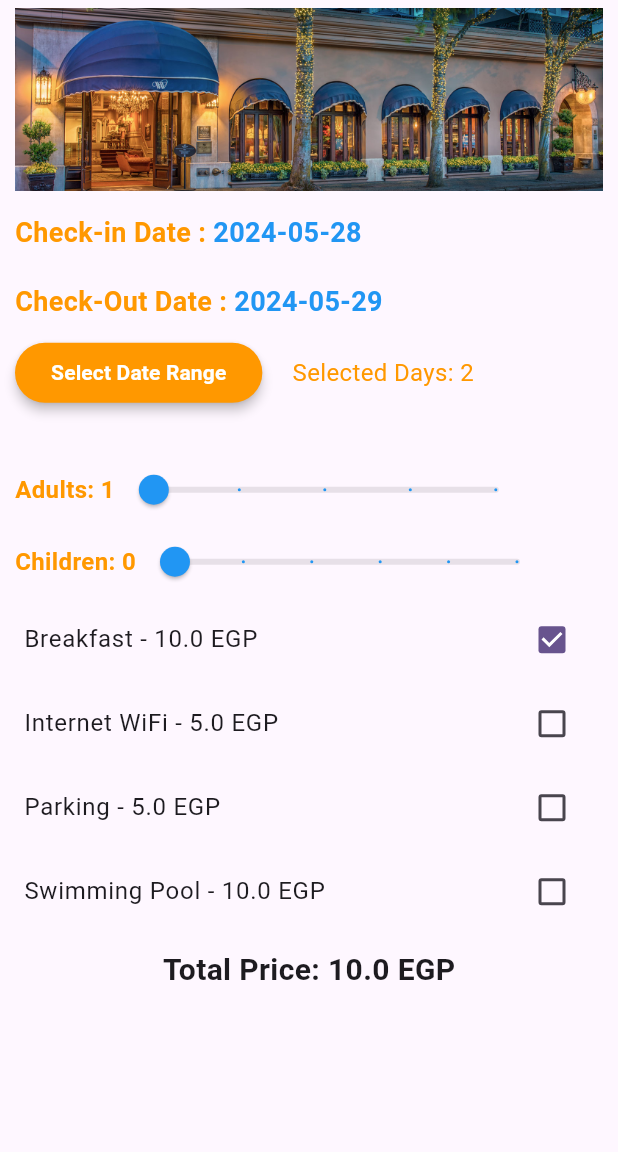
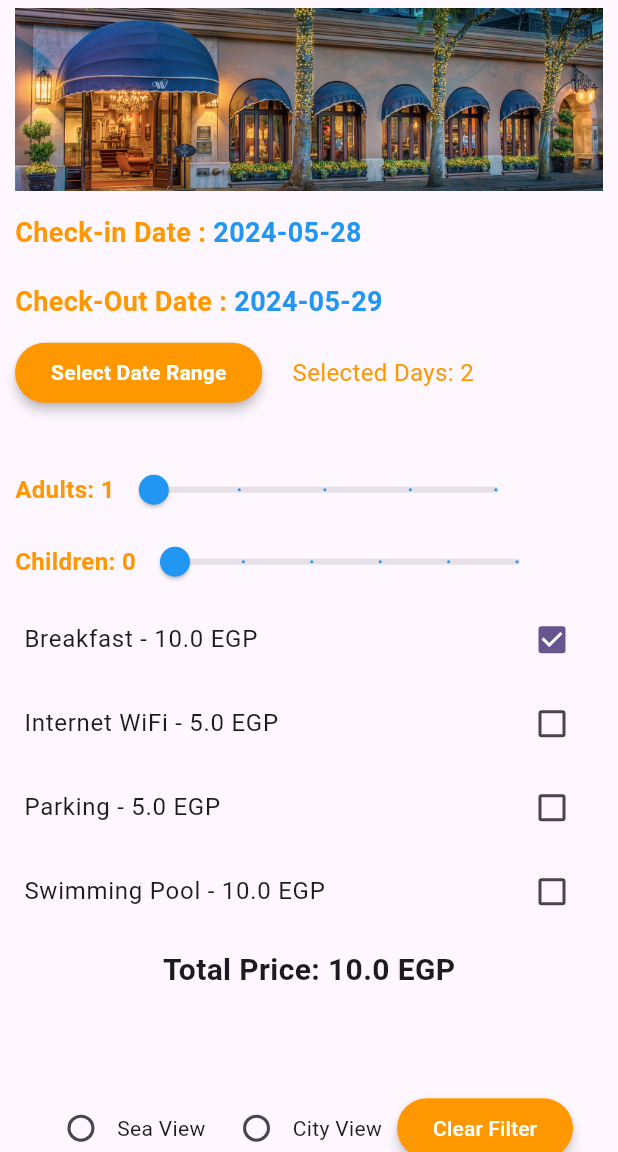
Before and after one commit to NadaMakkawy/task_11, a Flutter app: the screen it shows after launch, after a tap on an icon or button, on a phone screen of 412 x 824 dp, the part 84-1236 px from its top. Run offline on Flutter 3.47's test engine with Material 3 defaults, Android fonts, the phone set to English and light mode, and no system bars.

Commit message:
added radio list for rooms, selected room display, extras checklist

```diff
--- a/lib/extras_checklist_widget.dart
+++ b/lib/extras_checklist_widget.dart
@@ -55,6 +55,7 @@ class _ExtrasChecklistWidgetState extends State<ExtrasChecklistWidget> {
       mainAxisSize: MainAxisSize.min,
       children: [
         ListView.builder(
+          physics: const NeverScrollableScrollPhysics(),
           shrinkWrap: true,
           itemCount: extrasList.length,
           itemBuilder: (context, index) {
@@ -66,9 +67,7 @@ class _ExtrasChecklistWidgetState extends State<ExtrasChecklistWidget> {
               value: item['isSelected'],
               onChanged: (bool? value) {
                 item['isSelected'] = value;
-                setState(
-                  () {},
-                );
+                setState(() {});
               },
             );
           },
--- a/lib/main.dart
+++ b/lib/main.dart
@@ -1,4 +1,6 @@
 import 'package:flutter/material.dart';
+import 'package:task_11/room_list_view_widget.dart';
+import 'package:task_11/view_check_widget.dart';
 
 import 'extras_checklist_widget.dart';
 import 'slide_bar_widget.dart';
@@ -46,18 +48,33 @@ class _HomePageState extends State<HomePage> {
               fontWeight: FontWeight.bold, color: Colors.white, fontSize: 24),
         ),
       ),
-      body: Column(
+      body: Container(
+        height: MediaQuery.of(context).size.height,
+        child: SingleChildScrollView(
+          child: Column(
             children: [
               Container(
-            padding: const EdgeInsets.symmetric(vertical: 5, horizontal: 10),
+                padding:
+                    const EdgeInsets.symmetric(vertical: 5, horizontal: 10),
                 child: Image.asset('assets/entrance.jpg'),
               ),
               const DatePickerWidget(),
               const SlideBarWidget(),
-          Expanded(
+              SizedBox(
+                height: MediaQuery.of(context).size.height * 0.4,
                 child: ExtrasChecklistWidget(),
               ),
+              // SizedBox(
+              //   height: MediaQuery.of(context).size.height * 1,
+              //   child: RoomListView(),
+              // ),
+              SizedBox(
+                height: MediaQuery.of(context).size.height * 1,
+                child: ViewCheckWidget(),
+              ),
             ],
+          ),
+        ),
       ),
     );
   }
--- /dev/null
+++ b/lib/view_check_widget.dart
@@ -0,0 +1,261 @@
+import 'package:flutter/material.dart';
+
+import 'room_model.dart';
+import 'rooms_data.dart';
+
+class ViewCheckWidget extends StatefulWidget {
+  const ViewCheckWidget({super.key});
+
+  @override
+  State<ViewCheckWidget> createState() => _ViewCheckWidgetState();
+}
+
+class _ViewCheckWidgetState extends State<ViewCheckWidget> {
+  List<RoomModel> rooms =
+      roomsData.map((data) => RoomModel.fromJson(data)).toList();
+
+  List<RoomModel> filteredItems = [];
+  List<RoomModel> viewFilteredItems = [];
+
+  String viewFilter = '';
+
+  RoomModel? selectedRoom;
+
+  @override
+  void initState() {
+    super.initState();
+    viewFilteredItems.addAll(rooms);
+  }
+
+  void updateFilteredList() {
+    filteredItems = rooms.where((item) => item.isSelected).toList();
+
+    viewFilteredItems = rooms
+        .where((item) => item.view == viewFilter || viewFilter.isEmpty)
+        .toList();
+
+    setState(() {});
+  }
+
+  @override
+  Widget build(BuildContext context) {
+    return Column(
+      children: [
+        Row(
+          mainAxisAlignment: MainAxisAlignment.center,
+          children: [
+            Row(
+              children: [
+                Radio<String>(
+                  activeColor: Colors.orange,
+                  value: 'Sea View',
+                  groupValue: viewFilter,
+                  onChanged: (String? value) {
+                    setState(() {
+                      viewFilter = value!;
+                      updateFilteredList();
+                    });
+                  },
+                ),
+                const Text('Sea View'),
+              ],
+            ),
+            const SizedBox(width: 10),
+            Row(
+              children: [
+                Radio<String>(
+                  activeColor: Colors.orange,
+                  value: 'City View',
+                  groupValue: viewFilter,
+                  onChanged: (String? value) {
+                    setState(() {
+                      viewFilter = value!;
+                      updateFilteredList();
+                    });
+                  },
+                ),
+                const Text('City View'),
+              ],
+            ),
+            const SizedBox(width: 10),
+            ElevatedButton(
+              style: ElevatedButton.styleFrom(
+                backgroundColor: Colors.orange,
+                foregroundColor: Colors.white,
+                elevation: 3,
+              ),
+              onPressed: () {
+                viewFilter = '';
+                updateFilteredList();
+                setState(() {});
+              },
+              child: const Text('Clear Filter'),
+            ),
+          ],
+        ),
+        Expanded(
+          flex: 1,
+          child: CheckListOptionsList(
+            itemsList: viewFilteredItems,
+            updateFilteredListFn: updateFilteredList,
+            onItemSelected: (room) {
+              selectedRoom = room;
+              setState(() {});
+            },
+          ),
+        ),
+        const Divider(),
+        Expanded(
+          child: SelectedRoomInfo(room: selectedRoom),
+        ),
+      ],
+    );
+  }
+}
+
+class SelectedRoomInfo extends StatelessWidget {
+  final RoomModel? room;
+
+  const SelectedRoomInfo({super.key, this.room});
+
+  @override
+  Widget build(BuildContext context) {
+    if (room == null) {
+      return const SizedBox.shrink();
+    }
+    return Column(
+      crossAxisAlignment: CrossAxisAlignment.start,
+      children: [
+        const Padding(
+          padding: EdgeInsets.symmetric(horizontal: 10),
+          child: Text(
+            '• Selected Room:',
+            style: TextStyle(
+              fontWeight: FontWeight.bold,
+              fontSize: 16,
+              color: Colors.orange,
+            ),
+          ),
+        ),
+        ListTile(
+          leading: Image.asset(room!.imagePath),
+          title: Text(room!.title),
+          subtitle: Column(
+            crossAxisAlignment: CrossAxisAlignment.start,
+            children: [
+              Text(room!.description),
+              Text('Capacity: ${room!.capacity}'),
+              Text('View: ${room!.view}'),
+            ],
+          ),
+        ),
+      ],
+    );
+  }
+}
+
+class CheckListOption extends StatefulWidget {
+  final String itemName;
+  final String? imagePath;
+  final Column itemText;
+  final bool isSelected;
+  final Function(bool?)? onChangedFn;
+
+  const CheckListOption({
+    super.key,
+    required this.itemName,
+    this.imagePath,
+    required this.itemText,
+    required this.isSelected,
+    required this.onChangedFn,
+  });
+
+  @override
+  State<CheckListOption> createState() => _CheckListOptionState();
+}
+
+class _CheckListOptionState extends State<CheckListOption> {
+  @override
+  Widget build(BuildContext context) {
+    return CheckboxListTile(
+      title: ListTile(
+        leading: Image.asset(widget.imagePath!),
+        contentPadding: const EdgeInsets.all(0),
+        title: Text(widget.itemName),
+        subtitle: widget.itemText,
+      ),
+      value: widget.isSelected,
+      onChanged: widget.onChangedFn,
+    );
+  }
+}
+
+class CheckListOptionsList extends StatefulWidget {
+  final List<RoomModel> itemsList;
+  final Function updateFilteredListFn;
+  final Function(RoomModel?) onItemSelected;
+
+  const CheckListOptionsList({
+    super.key,
+    required this.itemsList,
+    required this.updateFilteredListFn,
+    required this.onItemSelected,
+  });
+
+  @override
+  State<CheckListOptionsList> createState() => _CheckListOptionsListState();
+}
+
+class _CheckListOptionsListState extends State<CheckListOptionsList> {
+  RoomModel? selectedRoom;
+
+  @override
+  Widget build(BuildContext context) {
+    return ListView.builder(
+      itemCount: widget.itemsList.length,
+      itemBuilder: (context, index) {
+        String itemName = widget.itemsList[index].title;
+        String itemDescription = widget.itemsList[index].description;
+        String itemcapacity = widget.itemsList[index].capacity;
+        String imagePath = widget.itemsList[index].imagePath;
+
+        return RadioListTile<RoomModel>(
+          activeColor: Colors.orange,
+          title: ListTile(
+            leading: Image.asset(imagePath),
+            title: Text(itemName),
+            subtitle: Column(
+              crossAxisAlignment: CrossAxisAlignment.start,
+              children: [
+                Text(itemDescription),
+                Row(
+                  children: [
+                    const Icon(
+                      Icons.person,
+                    ),
+                    const SizedBox(width: 10),
+                    Text(itemcapacity),
+                  ],
+                ),
+              ],
+            ),
+          ),
+          value: widget.itemsList[index],
+          groupValue: selectedRoom,
+          onChanged: (RoomModel? room) {
+            selectedRoom = room;
+            for (var item in widget.itemsList) {
+              item.isSelected = false;
+            }
+            if (room != null) {
+              room.isSelected = true;
+            }
+            widget.onItemSelected(room);
+            widget.updateFilteredListFn();
+            setState(() {});
+          },
+        );
+      },
+    );
+  }
+}
```
Also changed, not shown: lib/room_list_view_widget.dart (+16 -21 lines). Lines whose indentation alone changed are shown as unchanged.
